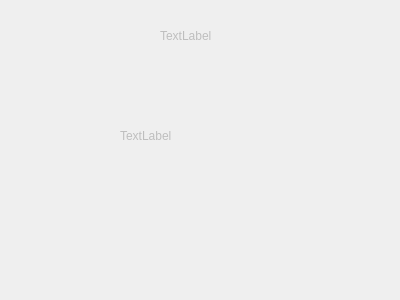
Above: TipsDialog.ui from holylong/monitor before the change. Below: the same form after it.
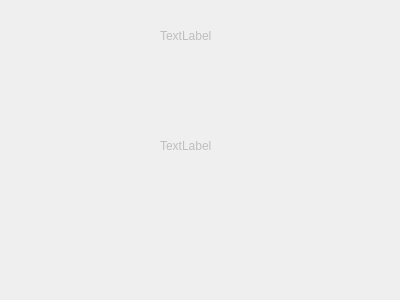
That is the form after the change.

```diff
--- a/TipsDialog.ui
+++ b/TipsDialog.ui
@@ -22,8 +22,8 @@
    </property>
    <property name="geometry">
     <rect>
-     <x>120</x>
-     <y>120</y>
+     <x>160</x>
+     <y>130</y>
      <width>141</width>
      <height>31</height>
     </rect>
```
